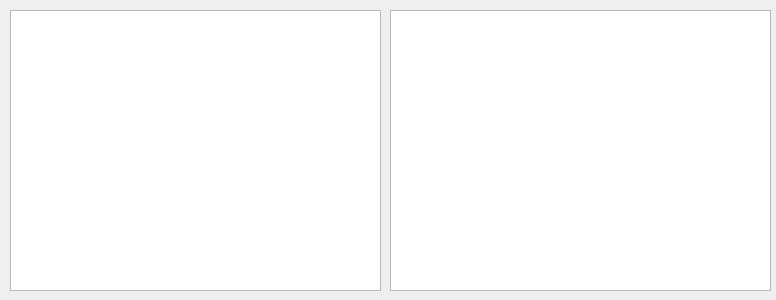
The window that html_edit.ui (bjones1/CodeChat) describes before a commit, drawn with Qt 5.
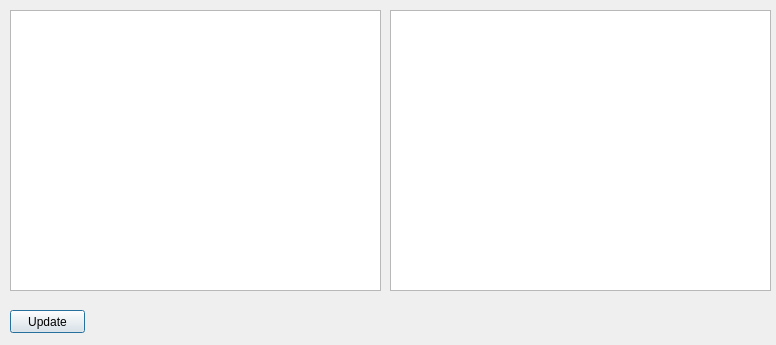
The same window after the commit.

Commit message: - Added update button - Made Sphinx quiet - Changed to monospace font for left pane

What changed in the file:
```diff
--- a/html_edit.ui
+++ b/html_edit.ui
@@ -7,7 +7,7 @@
     <x>0</x>
     <y>0</y>
     <width>776</width>
-    <height>300</height>
+    <height>345</height>
    </rect>
   </property>
   <property name="windowTitle">
@@ -68,6 +68,24 @@
       </colorrole>
      </disabled>
     </palette>
+   </property>
+   <property name="font">
+    <font>
+     <family>Courier New</family>
+    </font>
+   </property>
+  </widget>
+  <widget class="QPushButton" name="updatePushButton">
+   <property name="geometry">
+    <rect>
+     <x>10</x>
+     <y>310</y>
+     <width>75</width>
+     <height>23</height>
+    </rect>
+   </property>
+   <property name="text">
+    <string>Update</string>
    </property>
   </widget>
  </widget>
```
The commit also changes 1 other file.
